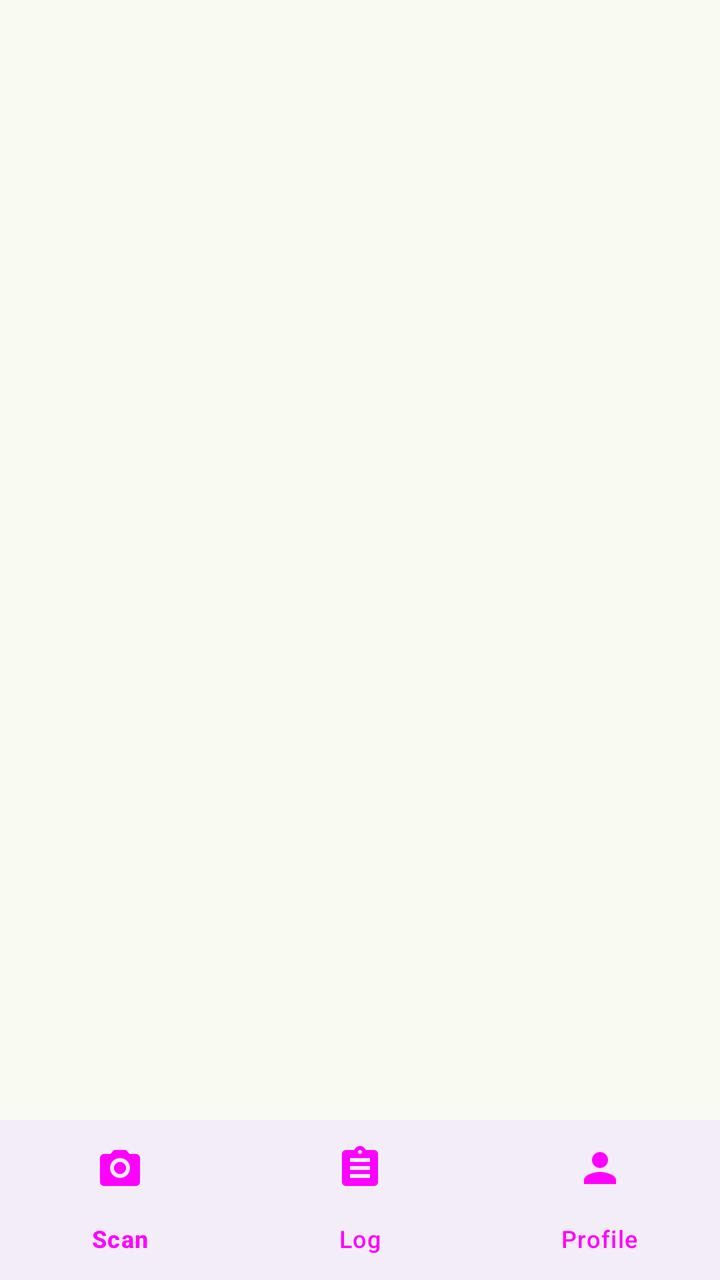
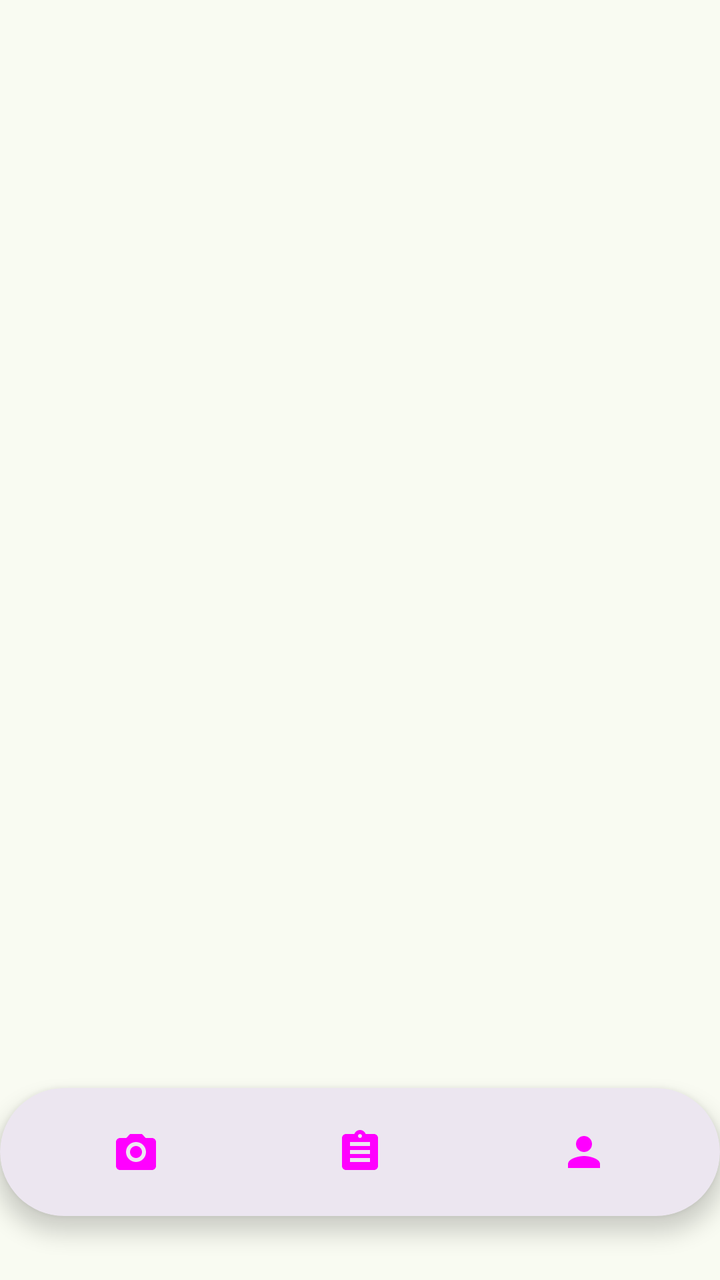

Screens rendered from an Android XML layout before and after an edit, with the pre-edit source and the edit as a unified diff.
<!-- AndroidManifest.xml: application theme Theme.ScaScan -->
<!-- res/layout/fragment_main.xml -->
<?xml version="1.0" encoding="utf-8"?>
<androidx.constraintlayout.widget.ConstraintLayout
    xmlns:android="http://schemas.android.com/apk/res/android"
    xmlns:app="http://schemas.android.com/apk/res-auto"
    android:layout_width="match_parent"
    android:layout_height="match_parent"
    android:background="?android:colorBackground">

    <androidx.viewpager2.widget.ViewPager2
        android:id="@+id/viewPager"
        android:layout_width="0dp"
        android:layout_height="0dp"
        app:layout_constraintTop_toTopOf="parent"
        app:layout_constraintBottom_toBottomOf="parent"
        app:layout_constraintStart_toStartOf="parent"
        app:layout_constraintEnd_toEndOf="parent" />

    <com.google.android.material.progressindicator.LinearProgressIndicator
        android:id="@+id/analysisProgress"
        android:layout_width="match_parent"
        android:layout_height="4dp"
        android:indeterminate="true"
        android:visibility="gone"
        app:trackCornerRadius="0dp"
        app:layout_constraintTop_toTopOf="parent" />

    <com.google.android.material.bottomnavigation.BottomNavigationView
        android:id="@+id/bottomNav"
        android:layout_width="0dp"
        android:layout_height="wrap_content"
        app:menu="@menu/bottom_nav_menu"
        app:labelVisibilityMode="labeled"
        app:layout_constraintBottom_toBottomOf="parent"
        app:layout_constraintStart_toStartOf="parent"
        app:layout_constraintEnd_toEndOf="parent"
        android:background="?attr/colorSurfaceContainer" />

</androidx.constraintlayout.widget.ConstraintLayout>
<!-- resources referenced by this layout -->
<resources>
  <color name="colorPrimary">#386A20</color>
  <color name="colorOnPrimary">#FFFFFF</color>
  <color name="colorBackground">#F9FBF2</color>
  <style name="ShapeAppearance.App.Pill" parent="">
          <item name="cornerFamily">rounded</item>
          <item name="cornerSize">50%</item>
      </style>
  <style name="ShapeAppearance.App.LargeRounded" parent="">
          <item name="cornerFamily">rounded</item>
          <item name="cornerSize">28dp</item>
      </style>
  <style name="Widget.App.Button" parent="Widget.Material3.Button">
          <item name="shapeAppearance">@style/ShapeAppearance.App.Pill</item>
          <item name="android:paddingStart">24dp</item>
          <item name="android:paddingEnd">24dp</item>
      </style>
  <style name="Widget.App.Button.Outlined" parent="Widget.Material3.Button.OutlinedButton">
          <item name="shapeAppearance">@style/ShapeAppearance.App.Pill</item>
          <item name="android:paddingStart">24dp</item>
          <item name="android:paddingEnd">24dp</item>
      </style>
  <style name="Widget.App.FloatingActionButton" parent="Widget.Material3.FloatingActionButton.Large.Primary">
          <item name="shapeAppearance">@style/ShapeAppearance.App.Pill</item>
      </style>
  <style name="Widget.App.ExtendedFab" parent="Widget.Material3.ExtendedFloatingActionButton.Primary">
          <item name="shapeAppearance">@style/ShapeAppearance.App.Pill</item>
      </style>
  <style name="Widget.App.Card" parent="Widget.Material3.CardView.Filled">
          <item name="shapeAppearance">@style/ShapeAppearance.App.LargeRounded</item>
          <item name="cardElevation">0dp</item>
          <item name="strokeWidth">0dp</item>
      </style>
  <!-- unchanged entries left out for length: 1 -->
</resources>

<!-- the commit's change to res/layout/fragment_main.xml (unified diff, before → after) -->
@@ -24,15 +24,30 @@
         app:trackCornerRadius="0dp"
         app:layout_constraintTop_toTopOf="parent" />
 
-    <com.google.android.material.bottomnavigation.BottomNavigationView
-        android:id="@+id/bottomNav"
-        android:layout_width="0dp"
+    <com.google.android.material.card.MaterialCardView
+        android:id="@+id/navCard"
+        style="@style/Widget.App.PillBar"
+        android:layout_width="wrap_content"
         android:layout_height="wrap_content"
-        app:menu="@menu/bottom_nav_menu"
-        app:labelVisibilityMode="labeled"
+        android:layout_marginBottom="32dp"
+        app:cardBackgroundColor="?attr/colorSurfaceContainerHigh"
         app:layout_constraintBottom_toBottomOf="parent"
-        app:layout_constraintStart_toStartOf="parent"
         app:layout_constraintEnd_toEndOf="parent"
-        android:background="?attr/colorSurfaceContainer" />
+        app:layout_constraintStart_toStartOf="parent">
+
+        <com.google.android.material.bottomnavigation.BottomNavigationView
+            android:id="@+id/bottomNav"
+            android:layout_width="wrap_content"
+            android:layout_height="64dp"
+            android:paddingHorizontal="12dp"
+            android:background="@android:color/transparent"
+            app:elevation="0dp"
+            app:itemIconSize="24dp"
+            app:itemRippleColor="@null"
+            app:itemActiveIndicatorColor="@android:color/transparent"
+            app:labelVisibilityMode="unlabeled"
+            app:menu="@menu/bottom_nav_menu" />
+
+    </com.google.android.material.card.MaterialCardView>
 
 </androidx.constraintlayout.widget.ConstraintLayout>
<!-- resource entries referenced after the edit -->
@@ -1,5 +1,14 @@
 <!-- resources referenced by this layout -->
 <resources>
+  <style name="Widget.App.PillBar" parent="Widget.Material3.CardView.Filled">
+          <item name="shapeAppearance">@style/ShapeAppearance.App.PillBar</item>
+          <item name="cardElevation">6dp</item>
+          <item name="strokeWidth">0dp</item>
+      </style>
+  <style name="ShapeAppearance.App.PillBar" parent="">
+          <item name="cornerFamily">rounded</item>
+          <item name="cornerSize">50%</item>
+      </style>
   <color name="colorPrimary">#386A20</color>
   <color name="colorOnPrimary">#FFFFFF</color>
   <color name="colorBackground">#F9FBF2</color>
